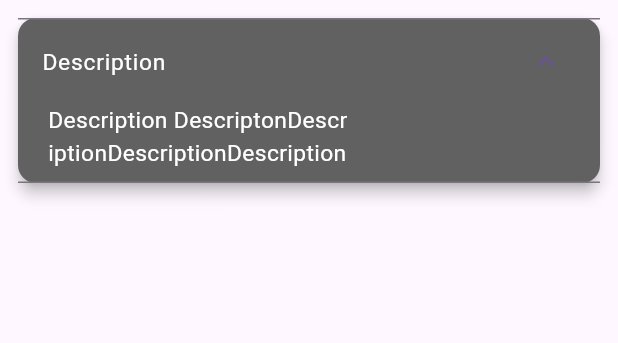
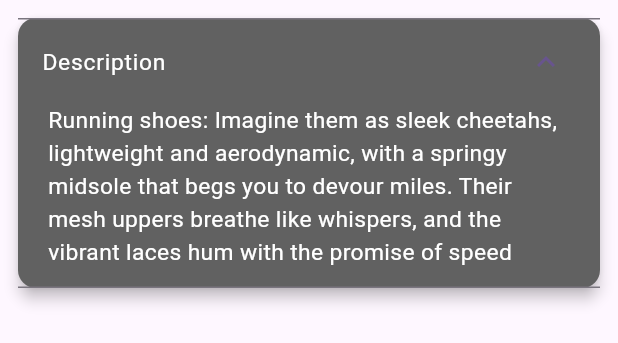
Before and after one commit to MOHAMD-ASHRAF/slash_task, a Flutter app: the DescriptionWidget widget shown alone on an empty page, opened directly, after a tap on "Description", on a phone screen of 412 x 824 dp. Shown: the top 343 px of the screen. Run offline on Flutter 3.47's test engine with Material 3 defaults, Android fonts, the phone set to English and light mode, and no system bars; our stand-ins replace bloc, flutter_bloc, flutter_screenutil.

Commit message:
finish task

```diff
--- /dev/null
+++ b/lib/core/constant/constant.dart
@@ -0,0 +1,4 @@
+
+const String choseBrand= 'chose Brand';
+const String nike = 'nike';
+const  String description = 'Running shoes: Imagine them as sleek cheetahs, lightweight and aerodynamic, with a springy midsole that begs you to devour miles. Their mesh uppers breathe like whispers, and the vibrant laces hum with the promise of speed';
--- a/lib/features/home/logic/slash_cubit.dart
+++ b/lib/features/home/logic/slash_cubit.dart
@@ -1,16 +1,20 @@
 import 'package:bloc/bloc.dart';
 import 'package:flutter/material.dart';
+import 'package:flutter_bloc/flutter_bloc.dart';
 import 'package:meta/meta.dart';
 
 part 'slash_state.dart';
 
 class SlashCubit extends Cubit<SlashState> {
   SlashCubit() : super(SlashInitial());
+  static SlashCubit get(context) => BlocProvider.of<SlashCubit>(context);
   late PageController pageController;
   int currentPage = 0;
   int selectedImageIndex = -1;
   int selectedMaterialIndex = -1;
-  List myColors = <Color>[
+  int selectedSizeIndex = -1;
+  int selectedColorIndex = -1;
+  List<Color> myColors = [
     Colors.white,
     Colors.red,
     Colors.green,
@@ -19,19 +23,47 @@ class SlashCubit extends Cubit<SlashState> {
     Colors.blue
   ];
 
+  List<String> sizes = [
+    'm',
+    'l',
+    'x',
+    '2x',
+    '3x'
+  ];
+
+  List<String> material = [
+    'cotton',
+    'silk',
+    'wool',
+    'lace',
+
+  ];
   void initState() {
     pageController =
         PageController(initialPage: currentPage, viewportFraction: 0.8);
     emit(ChangePageViewState());
   }
 
+
+
+
   void changeImage(int index) {
     selectedImageIndex = index;
     emit(ChangeImageState());
   }
 
-  void selectMaterial(int index) {
+  void changeMaterial(int index) {
     selectedMaterialIndex = index;
     emit(SelectMaterialState());
   }
+
+  void changeSize(int index) {
+    selectedSizeIndex = index;
+    emit(SelectSizeState());
+  }
+
+  void changeColor(int index) {
+    selectedColorIndex = index;
+    emit(SelectMaterialState());
+  }
 }
--- a/lib/features/home/logic/slash_state.dart
+++ b/lib/features/home/logic/slash_state.dart
@@ -5,6 +5,8 @@ abstract class SlashState {}
 
 class SlashInitial extends SlashState {}
 class SelectMaterialState extends SlashState {}
+class SelectSizeState extends SlashState {}
 class ChangeImageState extends SlashState {}
 class ChangePageViewState extends SlashState {}
-class ChangePanelState extends SlashState {}
+class ChangeDescriptionState extends SlashState {}
+class ChangeColorState extends SlashState {}
--- a/lib/features/home/ui/widgets/description_widget.dart
+++ b/lib/features/home/ui/widgets/description_widget.dart
@@ -2,6 +2,7 @@
 
 
 import 'package:flutter/material.dart';
+import 'package:slash_task/core/constant/constant.dart';
 import 'package:slash_task/core/theming/text_style.dart';
 
 class DescriptionWidget extends StatelessWidget {
@@ -17,14 +18,14 @@ class DescriptionWidget extends StatelessWidget {
         color: Colors.grey[700],
         elevation: 4,
         child: ExpansionTile(
-          childrenPadding: EdgeInsets.only(top: 0,bottom: 8,left: 20,right: 20),
+          childrenPadding: EdgeInsets.only(top: 0,bottom: 12,left: 20,right: 20),
           title: Text(
             'Description',
             style: TextStyles.font15WhiteRegular,
           ),
           children: [
             Text(
-              'Description DescriptonDescr iptionDescriptionDescription',
+              description,
               style: TextStyles.font15WhiteRegular,
             ),
           ],
```
Also changed, not shown: lib/core/widgets/select_item_widget.dart (added, +37 -0 lines), lib/features/home/ui/screens/product_details_screen.dart (+2 -17 lines), lib/features/home/ui/widgets/body_of_product_details_screen.dart (added, +35 -0 lines), lib/features/home/ui/widgets/product_Name_and_price_widget.dart (+5 -3 lines), lib/features/home/ui/widgets/product_colors_widget.dart (+30 -1 lines), lib/features/home/ui/widgets/product_images_widget.dart (+7 -12 lines), lib/features/home/ui/widgets/product_material_widget.dart (renamed from lib/features/home/ui/widgets/select_material_widget.dart, +9 -38 lines), lib/features/home/ui/widgets/product_size_widget.dart (added, +57 -0 lines), assets/images/logo.jpg (added), lib/generated/assets.dart.
